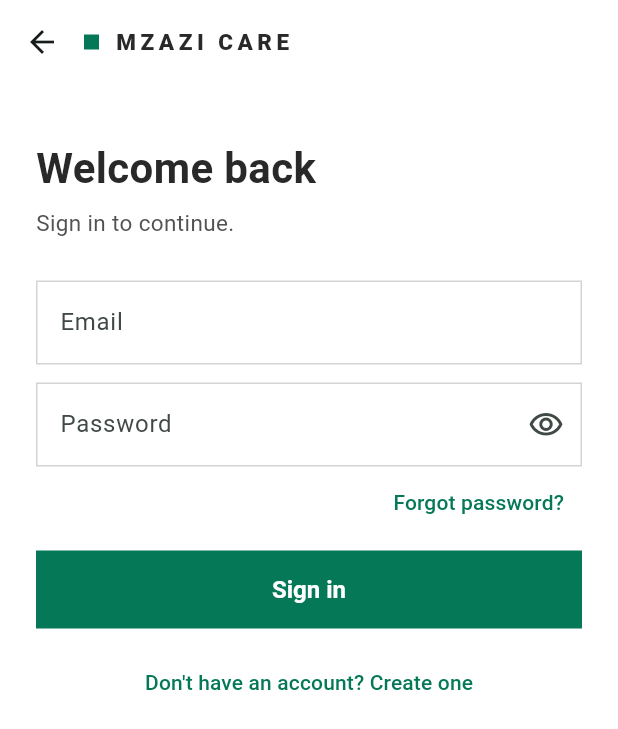
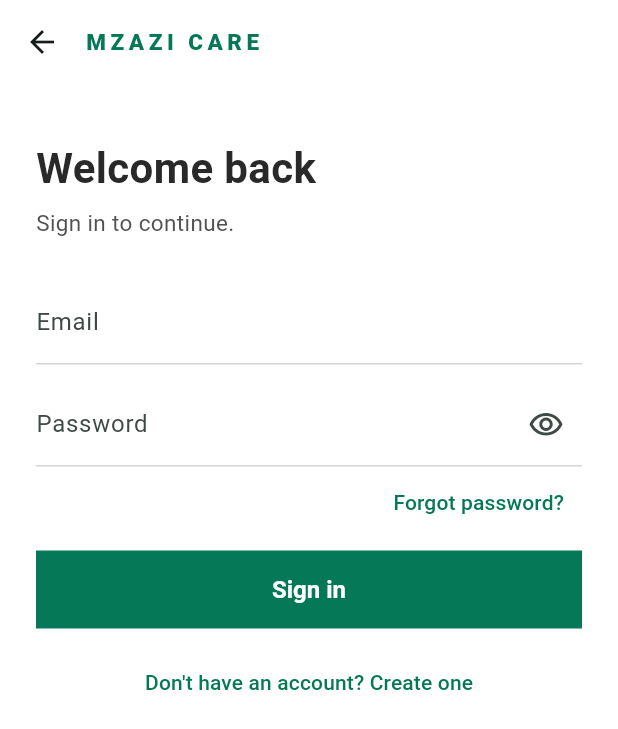
Before and after one commit to H-Munene/verifcare, a Flutter app: the screen it shows after launch, after a tap on "Sign in", on a phone screen of 412 x 824 dp. Shown: the top 729 px of the screen. Run offline on Flutter 3.47's test engine with Material 3 defaults, Android fonts, the phone set to English and light mode, and no system bars; our stand-ins replace audioplayers, flutter_local_notifications, geolocator, google_maps_flutter, image_picker, shared_preferences; missing offline and left inert: amazon_cognito_identity_dart_2, record.

Commit message:
style(mobile): green MZAZI CARE wordmark, underline-only fields, plainer Welcome
User requests:
- The word logo is MZAZI CARE in emerald, with the small square before
  it removed.
- Text fields are a single underline, no outline box. It is neutral grey
  and only darkens on focus, never coloured. This is set once in each
  app's theme. The caregiver checkout screen's two fields hard-coded an
  outline box, so that override is removed and they use the theme.
- The family Welcome page drops its 'Stay close to their care' heading
  and its line of text, leaving only the word logo and the Sign in /
  Create account buttons.

Both apps analyze clean; tests pass (17/17 caregiver, 70/70 family).

```diff
--- a/frontend/mobile/caregiver/lib/screens/checkout_screen.dart
+++ b/frontend/mobile/caregiver/lib/screens/checkout_screen.dart
@@ -272,7 +272,6 @@ class _CheckoutScreenState extends State<CheckoutScreen> {
               initialValue: reason,
               decoration: const InputDecoration(
                 labelText: 'Reason not done',
-                border: OutlineInputBorder(),
                 isDense: true,
               ),
               items: [
@@ -296,8 +295,7 @@ class _CheckoutScreenState extends State<CheckoutScreen> {
                 enabled: !_submitting,
                 decoration: const InputDecoration(
                   labelText: 'Details (optional)',
-                  border: OutlineInputBorder(),
-                  isDense: true,
+                    isDense: true,
                 ),
               ),
             ),
--- a/frontend/mobile/family_member/lib/app_ui.dart
+++ b/frontend/mobile/family_member/lib/app_ui.dart
@@ -69,12 +69,10 @@ ThemeData buildAppTheme() {
   final squareButton = ButtonStyle(
     shape: WidgetStateProperty.all(const RoundedRectangleBorder()),
   );
-  // Neutral grey borders that only darken on focus, never a coloured outline - the same rule as
-  // the web console's fields.
-  OutlineInputBorder squareInput(Color color) => OutlineInputBorder(
-    borderRadius: BorderRadius.zero,
-    borderSide: BorderSide(color: color),
-  );
+  // Fields are a single underline, no box (user request 2026-10-12): neutral grey that only darkens
+  // on focus, never a coloured outline - the same rule as the web console's fields.
+  UnderlineInputBorder underline(Color color) =>
+      UnderlineInputBorder(borderSide: BorderSide(color: color));
   return ThemeData(
     // primary is pinned to the exact emerald; a bare seed would shift it to a generated tone.
     colorScheme: ColorScheme.fromSeed(
@@ -92,11 +90,11 @@ ThemeData buildAppTheme() {
       shape: square,
     ),
     inputDecorationTheme: InputDecorationTheme(
-      border: squareInput(const Color(0xFFD4D4D4)),
-      enabledBorder: squareInput(const Color(0xFFD4D4D4)),
-      focusedBorder: squareInput(inkTertiary),
-      errorBorder: squareInput(dangerRed),
-      focusedErrorBorder: squareInput(dangerRed),
+      border: underline(const Color(0xFFD4D4D4)),
+      enabledBorder: underline(const Color(0xFFD4D4D4)),
+      focusedBorder: underline(inkTertiary),
+      errorBorder: underline(dangerRed),
+      focusedErrorBorder: underline(dangerRed),
       floatingLabelStyle: WidgetStateTextStyle.resolveWith(
         (states) => TextStyle(
           color: states.contains(WidgetState.error) ? dangerRed : inkSecondary,
--- a/frontend/mobile/family_member/lib/screens/welcome_screen.dart
+++ b/frontend/mobile/family_member/lib/screens/welcome_screen.dart
@@ -28,12 +28,7 @@ class WelcomeScreen extends StatelessWidget {
           ),
         ],
       ),
-      child: const AuthHeading(
-        title: 'Stay close to their care',
-        subtitle:
-            'See when a caregiver arrives, what they did and how each visit went, wherever '
-            'you are.',
-      ),
+      child: const SizedBox.shrink(),
     );
   }
 }
--- a/frontend/mobile/family_member/lib/widgets/auth_layout.dart
+++ b/frontend/mobile/family_member/lib/widgets/auth_layout.dart
@@ -6,7 +6,7 @@ import '../app_ui.dart';
 // CARE word logo top left, and no "Caregiver"/"Family member" label, since each app is already
 // only for one kind of user. Kept identical in both mobile apps (they share no package).
 
-/// The word logo: a small emerald square, then the name in spaced capitals.
+/// The word logo: the name in spaced emerald capitals.
 class Wordmark extends StatelessWidget {
   const Wordmark({super.key});
 
@@ -15,21 +15,14 @@ class Wordmark extends StatelessWidget {
     // Read as a name, not spelled out letter by letter.
     label: 'Mzazi Care',
     child: ExcludeSemantics(
-      child: Row(
-        mainAxisSize: MainAxisSize.min,
-        children: [
-          Container(width: 10, height: 10, color: primaryGreen),
-          const SizedBox(width: 10),
-          const Text(
+      child: const Text(
         'MZAZI CARE',
         style: TextStyle(
           fontSize: 15,
           fontWeight: FontWeight.w800,
           letterSpacing: 3,
-              color: inkDefault,
+          color: primaryGreen,
         ),
-          ),
-        ],
       ),
     ),
   );
```
Also changed, not shown: frontend/mobile/caregiver/lib/app_ui.dart (+9 -11 lines), frontend/mobile/caregiver/lib/widgets/auth_layout.dart (+3 -10 lines). Lines whose indentation alone changed are shown as unchanged.
